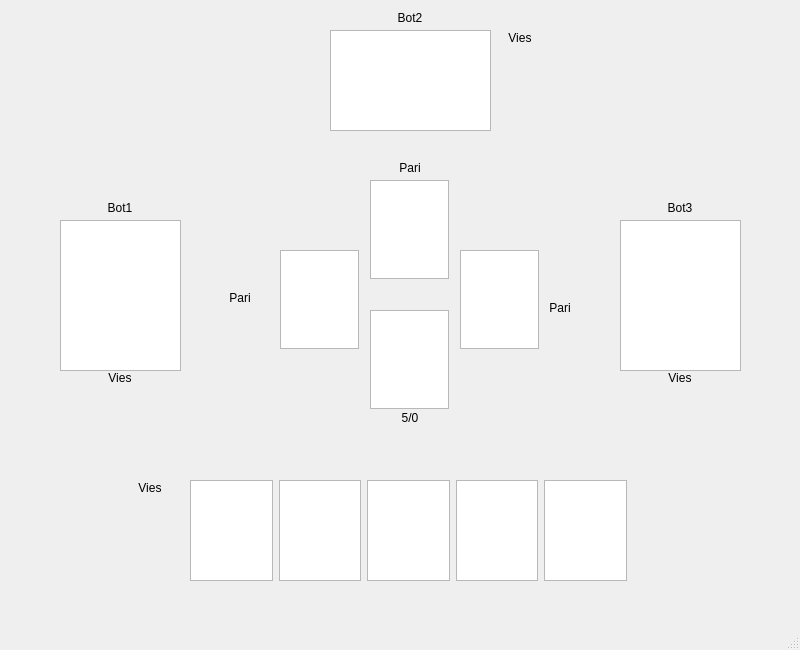
The window that ui/tarot.ui (thomas40510/ProjetInfoS2) describes before a commit, drawn with Qt 5.
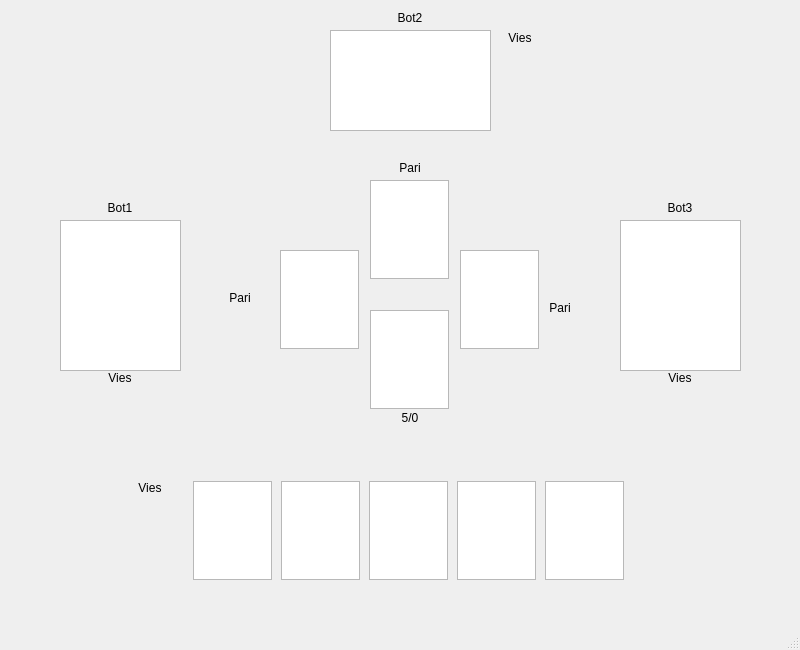
The same window after the commit.

```diff
--- a/ui/tarot.ui
+++ b/ui/tarot.ui
@@ -25,19 +25,84 @@
     </property>
     <layout class="QHBoxLayout" name="playerCards">
      <item>
-      <widget class="QGraphicsView" name="pCard1"/>
+      <widget class="QGraphicsView" name="pCard1">
+       <property name="minimumSize">
+        <size>
+         <width>79</width>
+         <height>99</height>
+        </size>
+       </property>
+       <property name="maximumSize">
+        <size>
+         <width>79</width>
+         <height>99</height>
+        </size>
+       </property>
+      </widget>
      </item>
      <item>
-      <widget class="QGraphicsView" name="pCard2"/>
+      <widget class="QGraphicsView" name="pCard2">
+       <property name="minimumSize">
+        <size>
+         <width>79</width>
+         <height>99</height>
+        </size>
+       </property>
+       <property name="maximumSize">
+        <size>
+         <width>79</width>
+         <height>99</height>
+        </size>
+       </property>
+      </widget>
      </item>
      <item>
-      <widget class="QGraphicsView" name="pCard3"/>
+      <widget class="QGraphicsView" name="pCard3">
+       <property name="minimumSize">
+        <size>
+         <width>79</width>
+         <height>99</height>
+        </size>
+       </property>
+       <property name="maximumSize">
+        <size>
+         <width>79</width>
+         <height>99</height>
+        </size>
+       </property>
+      </widget>
      </item>
      <item>
-      <widget class="QGraphicsView" name="pCard4"/>
+      <widget class="QGraphicsView" name="pCard4">
+       <property name="minimumSize">
+        <size>
+         <width>79</width>
+         <height>99</height>
+        </size>
+       </property>
+       <property name="maximumSize">
+        <size>
+         <width>79</width>
+         <height>99</height>
+        </size>
+       </property>
+      </widget>
      </item>
      <item>
-      <widget class="QGraphicsView" name="pCard5"/>
+      <widget class="QGraphicsView" name="pCard5">
+       <property name="minimumSize">
+        <size>
+         <width>79</width>
+         <height>99</height>
+        </size>
+       </property>
+       <property name="maximumSize">
+        <size>
+         <width>79</width>
+         <height>99</height>
+        </size>
+       </property>
+      </widget>
      </item>
     </layout>
    </widget>
```
Left out of the diff: 84 changed lines with no effect on the pictures.
